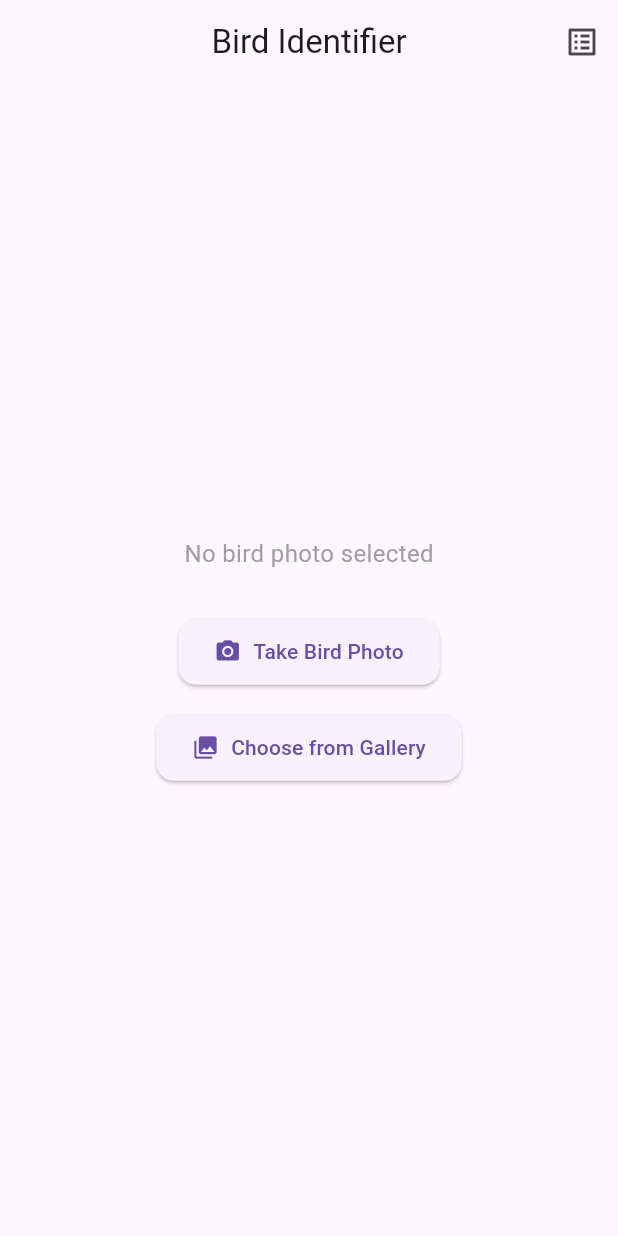
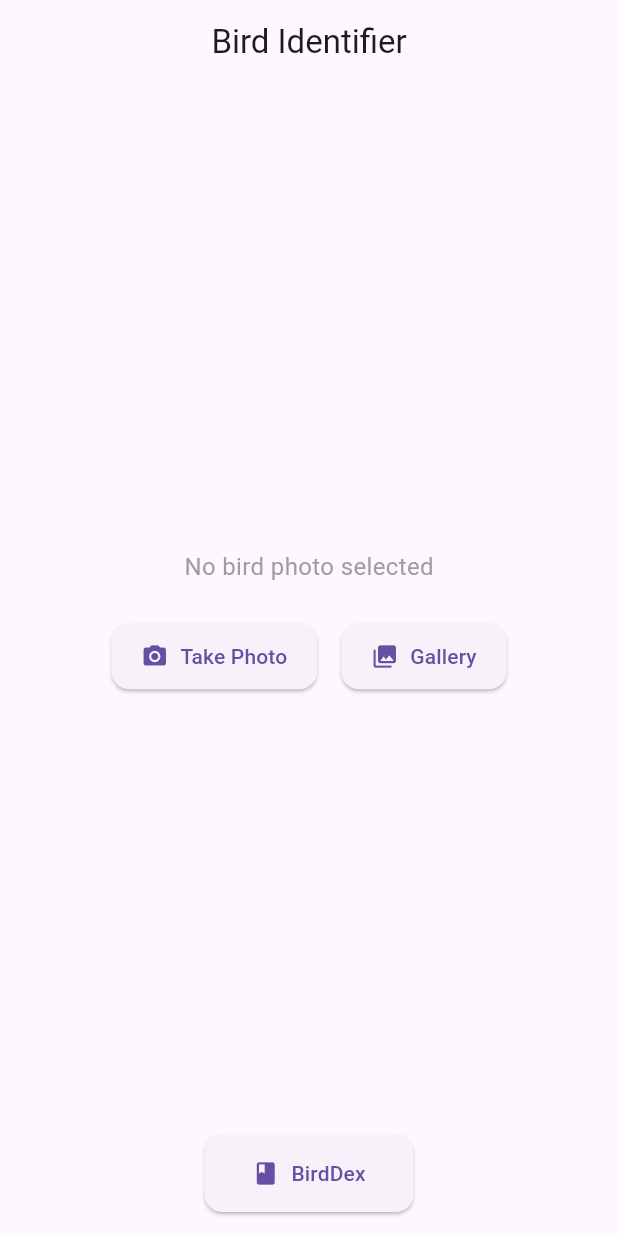
Before and after one commit to DanielNPaulino/flutter_ai_vision, a Flutter app: the screen it shows after launch, on a phone screen of 412 x 824 dp. Run offline on Flutter 3.47's test engine with Material 3 defaults, Android fonts, the phone set to English and light mode, and no system bars; our stand-ins replace hive, hive_flutter, image_picker; accounts and stored records are empty.

Commit message:
Enhance BirdDex functionality by adding more bird entries and merging local data; update HomeScreen for improved image handling and navigation; refactor ResultScreen to streamline image display logic and ensure proper data handling.

```diff
--- a/lib/screens/home_screen.dart
+++ b/lib/screens/home_screen.dart
@@ -3,11 +3,11 @@ import 'package:flutter/material.dart';
 import 'package:image_picker/image_picker.dart';
 import '../services/api_service.dart';
 import 'result_screen.dart';
-import 'birddex_screen.dart'; // Import the BirdDex screen
+import 'birdDex_screen.dart';
 import 'package:hive/hive.dart';
 
 class HomeScreen extends StatefulWidget {
-  const HomeScreen({super.key});
+  const HomeScreen({Key? key}) : super(key: key);
 
   @override
   _HomeScreenState createState() => _HomeScreenState();
@@ -29,10 +29,9 @@ class _HomeScreenState extends State<HomeScreen> {
         _isLoading = true;
       });
 
-      // Call AI + Wikipedia
       final result = await _apiService.identifyBird(_image!);
 
-      // Inside _pickImage after AI result is received
+      // Save to BirdDex
       final birddexBox = Hive.box('birddex');
       final birdKey = result['common_name'];
 
@@ -41,14 +40,15 @@ class _HomeScreenState extends State<HomeScreen> {
         birddexBox.put(birdKey, {
           'commonName': result['common_name'],
           'scientificName': result['scientific_name'],
-          'imageUrl': result['imageUrl'], // Wikipedia or local file
-          'description': result['description'], // add description
-          'habitat': result['habitat'], // add habitat
-          'diet': result['diet'], // add diet
-          'conservationStatus': result['conservation_status'], // add status
+          'imageUrl': result['imageUrl'], // Wikipedia URL if exists
+          'localImagePath': _image!.path, // Local photo path
+          'description': result['description'],
+          'habitat': result['habitat'],
+          'diet': result['diet'],
+          'conservationStatus': result['conservation_status'],
+          'confidence': result['confidence'],
+          'collected': true,
           'dateIdentified': DateTime.now().toIso8601String(),
-          'collected': true,
-          'confidence': result['confidence'], // store confidence too
         });
       }
 
@@ -59,8 +59,9 @@ class _HomeScreenState extends State<HomeScreen> {
       Navigator.push(
         context,
         MaterialPageRoute(
-          builder: (context) => ResultScreen(
+          builder: (_) => ResultScreen(
             image: _image!,
+            birdImageUrl: result['imageUrl'],
             commonName: result['common_name'],
             scientificName: result['scientific_name'],
             confidence: result['confidence'],
@@ -68,7 +69,6 @@ class _HomeScreenState extends State<HomeScreen> {
             habitat: result['habitat'],
             diet: result['diet'],
             conservationStatus: result['conservation_status'],
-            birdImageUrl: result['imageUrl'],
           ),
         ),
       );
@@ -83,12 +83,12 @@ class _HomeScreenState extends State<HomeScreen> {
   void _showErrorDialog(String message) {
     showDialog(
       context: context,
-      builder: (context) => AlertDialog(
+      builder: (_) => AlertDialog(
         title: const Text('Error'),
         content: Text(message),
         actions: [
           TextButton(
-            onPressed: () => Navigator.of(context).pop(),
+            onPressed: () => Navigator.pop(context),
             child: const Text('OK'),
           ),
         ],
@@ -99,23 +99,13 @@ class _HomeScreenState extends State<HomeScreen> {
   @override
   Widget build(BuildContext context) {
     return Scaffold(
-      appBar: AppBar(
-        title: const Text("Bird Identifier"),
-        centerTitle: true,
-        actions: [
-          IconButton(
-            icon: const Icon(Icons.list_alt),
-            tooltip: 'Open BirdDex',
-            onPressed: () {
-              Navigator.push(
-                context,
-                MaterialPageRoute(builder: (_) => BirdDexScreen()),
-              );
-            },
-          ),
-        ],
-      ),
-      body: Center(
+      appBar: AppBar(title: const Text("Bird Identifier"), centerTitle: true),
+      body: Padding(
+        padding: const EdgeInsets.all(16),
+        child: Column(
+          children: [
+            Expanded(
+              child: Center(
                 child: _isLoading
                     ? Column(
                         mainAxisAlignment: MainAxisAlignment.center,
@@ -140,32 +130,46 @@ class _HomeScreenState extends State<HomeScreen> {
                           else
                             const Text(
                               "No bird photo selected",
-                      style: TextStyle(fontSize: 16, color: Colors.grey),
+                              style: TextStyle(
+                                fontSize: 16,
+                                color: Colors.grey,
                               ),
-                  const SizedBox(height: 30),
-                  ElevatedButton.icon(
+                            ),
+                          const SizedBox(height: 24),
+                          Row(
+                            mainAxisAlignment: MainAxisAlignment.center,
+                            children: [
+                              _actionButton(
+                                icon: Icons.camera_alt,
+                                label: "Take Photo",
                                 onPressed: () => _pickImage(ImageSource.camera),
-                    icon: const Icon(Icons.camera_alt),
-                    label: const Text("Take Bird Photo"),
-                    style: ElevatedButton.styleFrom(
-                      padding: const EdgeInsets.symmetric(
-                        horizontal: 24,
-                        vertical: 12,
                               ),
-                      shape: RoundedRectangleBorder(
-                        borderRadius: BorderRadius.circular(12),
+                              const SizedBox(width: 16),
+                              _actionButton(
+                                icon: Icons.photo_library,
+                                label: "Gallery",
+                                onPressed: () =>
+                                    _pickImage(ImageSource.gallery),
+                              ),
+                            ],
+                          ),
+                        ],
                       ),
               ),
             ),
-                  const SizedBox(height: 16),
             ElevatedButton.icon(
-                    onPressed: () => _pickImage(ImageSource.gallery),
-                    icon: const Icon(Icons.photo_library),
-                    label: const Text("Choose from Gallery"),
+              onPressed: () {
+                Navigator.push(
+                  context,
+                  MaterialPageRoute(builder: (_) => BirdDexScreen()),
+                );
+              },
+              icon: const Icon(Icons.book),
+              label: const Text("BirdDex"),
               style: ElevatedButton.styleFrom(
                 padding: const EdgeInsets.symmetric(
-                        horizontal: 24,
-                        vertical: 12,
+                  horizontal: 32,
+                  vertical: 16,
                 ),
                 shape: RoundedRectangleBorder(
                   borderRadius: BorderRadius.circular(12),
@@ -177,4 +181,20 @@ class _HomeScreenState extends State<HomeScreen> {
       ),
     );
   }
+
+  Widget _actionButton({
+    required IconData icon,
+    required String label,
+    required VoidCallback onPressed,
+  }) {
+    return ElevatedButton.icon(
+      onPressed: onPressed,
+      icon: Icon(icon),
+      label: Text(label),
+      style: ElevatedButton.styleFrom(
+        padding: const EdgeInsets.symmetric(horizontal: 20, vertical: 12),
+        shape: RoundedRectangleBorder(borderRadius: BorderRadius.circular(12)),
+      ),
+    );
   }
+}
```
Also changed, not shown: lib/screens/birddex_screen.dart (+74 -21 lines), lib/screens/result_screen.dart (+55 -89 lines). Lines whose indentation alone changed are shown as unchanged.
